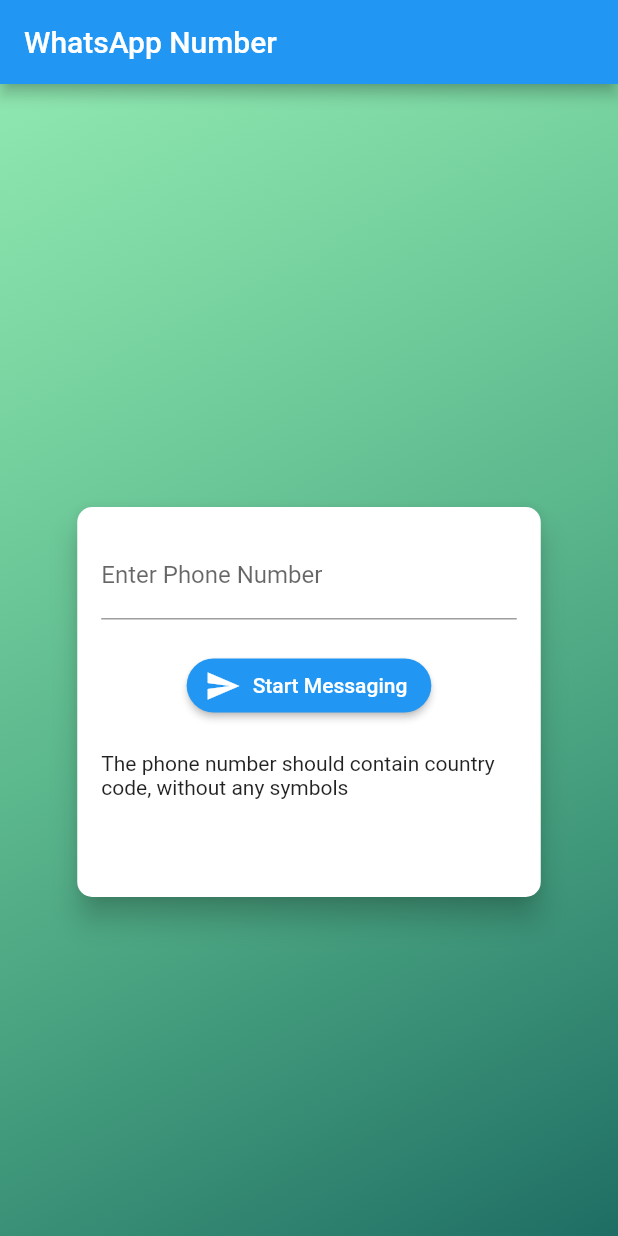
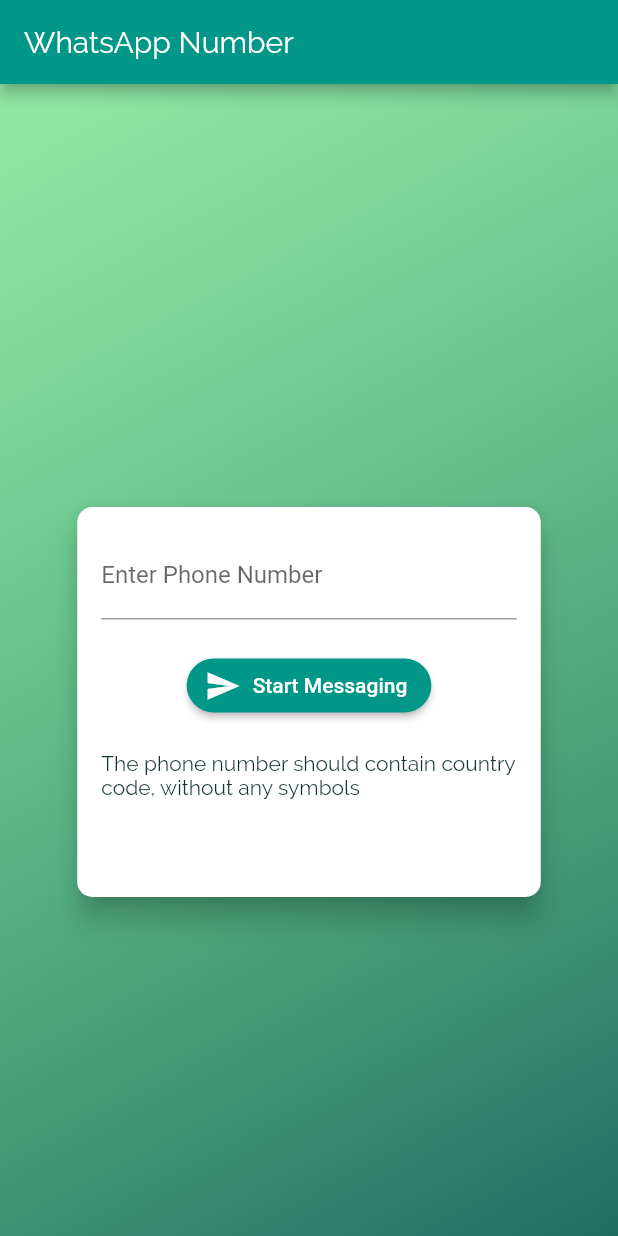
Before and after one commit to vijay0405/Click-To-Chat-for-WhatsApp, a Flutter app: the screen it shows after launch, on a phone screen of 412 x 824 dp. Run offline on Flutter 3.47's test engine with Material 2 defaults, Android fonts, the phone set to English and light mode, and no system bars.

Commit message:
added fonts and styling

```diff
--- a/lib/main.dart
+++ b/lib/main.dart
@@ -10,9 +10,6 @@ class MyApp extends StatelessWidget {
   Widget build(BuildContext context) {
     return new MaterialApp(
       title: 'WhatsNum',
-      theme: new ThemeData(
-        primarySwatch: Colors.red,
-      ),
       home: new MyHomePage(),
     );
   }
@@ -25,6 +22,21 @@ class MyHomePage extends StatelessWidget {
     final deviceSize = MediaQuery.of(context).size;
     return MaterialApp(
       title: 'WhatsNum',
+            theme: ThemeData(
+        primarySwatch:Colors.teal,
+        accentColor: Colors.amber,
+        canvasColor: Color.fromRGBO(255, 254, 229, 1),
+        fontFamily: 'Raleway',
+        textTheme: ThemeData.light().textTheme.copyWith(
+          body1 : TextStyle(color: Color.fromRGBO(20, 51, 51, 1)),
+          body2 : TextStyle(color: Color.fromRGBO(20, 51, 51, 1)),
+          title: TextStyle(
+            fontSize: 20,
+            fontFamily: 'RobotoCondensed',
+            fontWeight: FontWeight.bold
+          )
+        )
+      ),
       home: Scaffold(
         appBar: AppBar(
           title: Text('WhatsApp Number'),
--- /dev/null
+++ b/lib/splashScreen.dart
@@ -0,0 +1,12 @@
+import 'package:flutter/material.dart';
+
+class SplashScreen extends StatelessWidget {
+  @override
+  Widget build(BuildContext context) {
+    return Scaffold(
+      body: Center(
+        child: Text('Loading...'),
+      ),
+    );
+  }
+}
```
Also changed, not shown: pubspec.yaml (+8 -0 lines), assets/fonts/Raleway-Black.ttf (added), assets/fonts/Raleway-Bold.ttf (added), assets/fonts/Raleway-Regular.ttf (added), assets/fonts/RobotoCondensed-Bold.ttf (added), assets/fonts/RobotoCondensed-Italic.ttf (added), assets/fonts/RobotoCondensed-Light.ttf (added), assets/fonts/RobotoCondensed-Regular.ttf (added).
